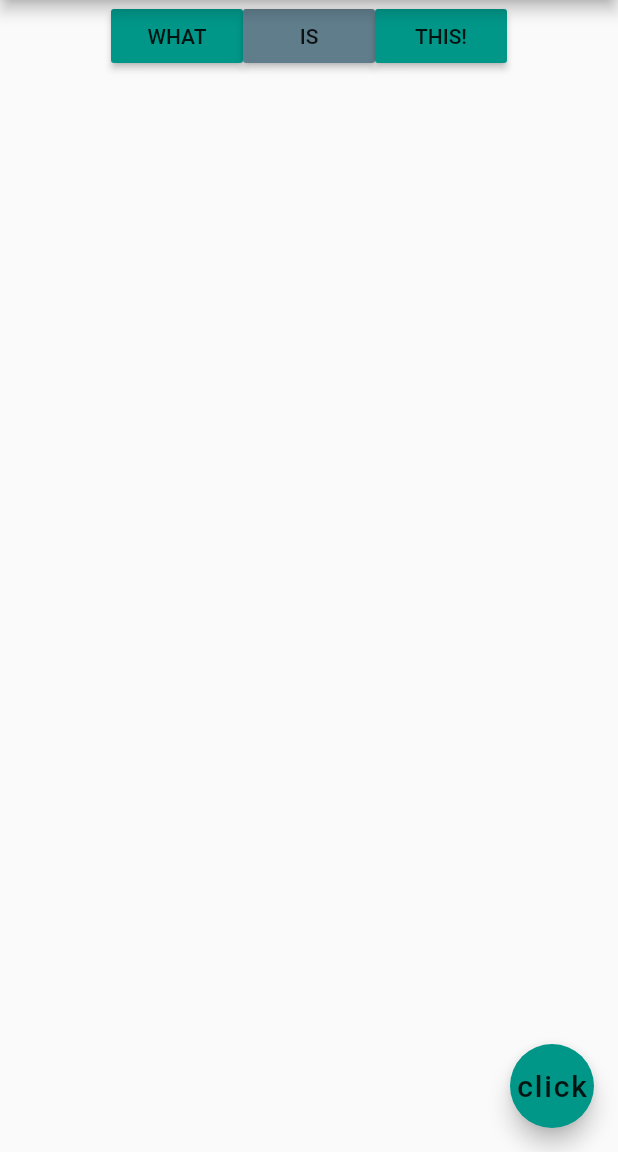
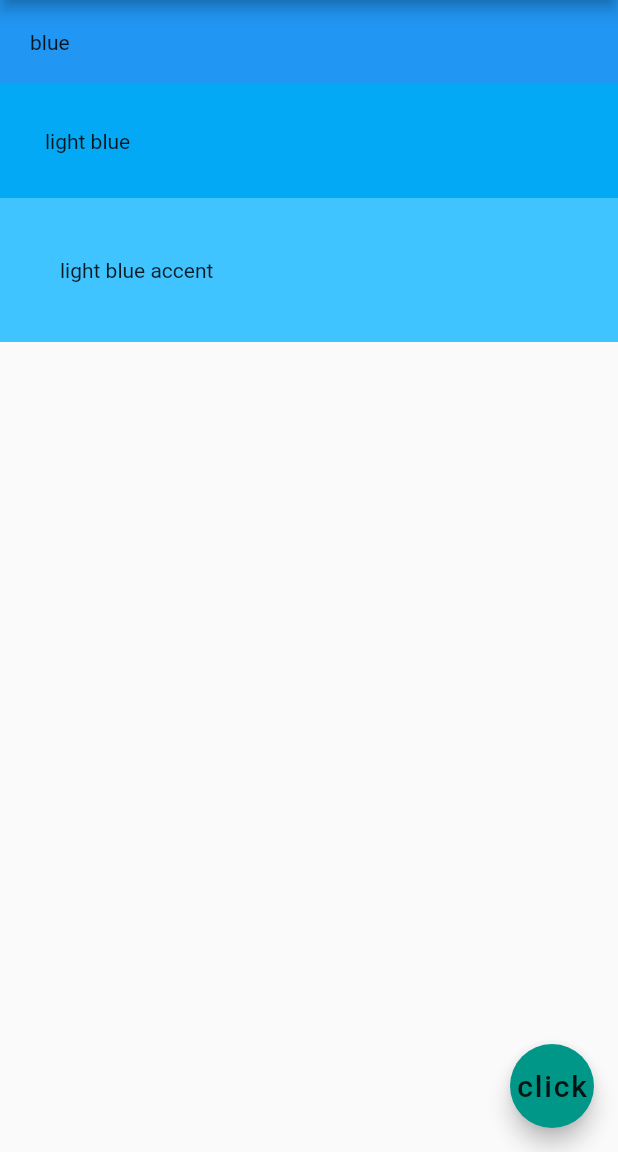
Before and after one commit to Mourud/flutter-practice-app, a Flutter app: the screen it shows after launch, on a phone screen of 412 x 824 dp, the part 84-1236 px from its top. Run offline on Flutter 3.47's test engine with Material 2 defaults, Android fonts, the phone set to English and light mode, and no system bars.

Commit message:
tested column widget

```diff
--- a/lib/main.dart
+++ b/lib/main.dart
@@ -15,25 +15,24 @@ class Home extends StatelessWidget {
         centerTitle: true,
         backgroundColor: Colors.tealAccent,
       ),
-      body: Row(
-        mainAxisAlignment: MainAxisAlignment.center,
-        crossAxisAlignment: CrossAxisAlignment.center,
+      body: Column(
+        crossAxisAlignment: CrossAxisAlignment.stretch,
+        mainAxisAlignment: MainAxisAlignment.start,
         children: <Widget>[
-          RaisedButton(
-            onPressed: () {},
-            color: Colors.teal,
-            child: Text('WHAT'),
+          Container(
+            padding: EdgeInsets.all(20),
+            color: Colors.blue,
+            child: Text('blue')
           ),
-          RaisedButton(
-            onPressed: (){},
-            color: Colors.blueGrey,
-            child: Text('IS'),
+          Container(
+              padding: EdgeInsets.all(30),
+              color: Colors.lightBlue,
+              child: Text('light blue')
           ),
-          RaisedButton(
-            onPressed: () {},
-            color: Colors.teal,
-            child: Text('THIS!',
-            ),
+          Container(
+              padding: EdgeInsets.all(40),
+              color: Colors.lightBlueAccent,
+              child: Text('light blue accent')
           ),
         ],
       ),
```
